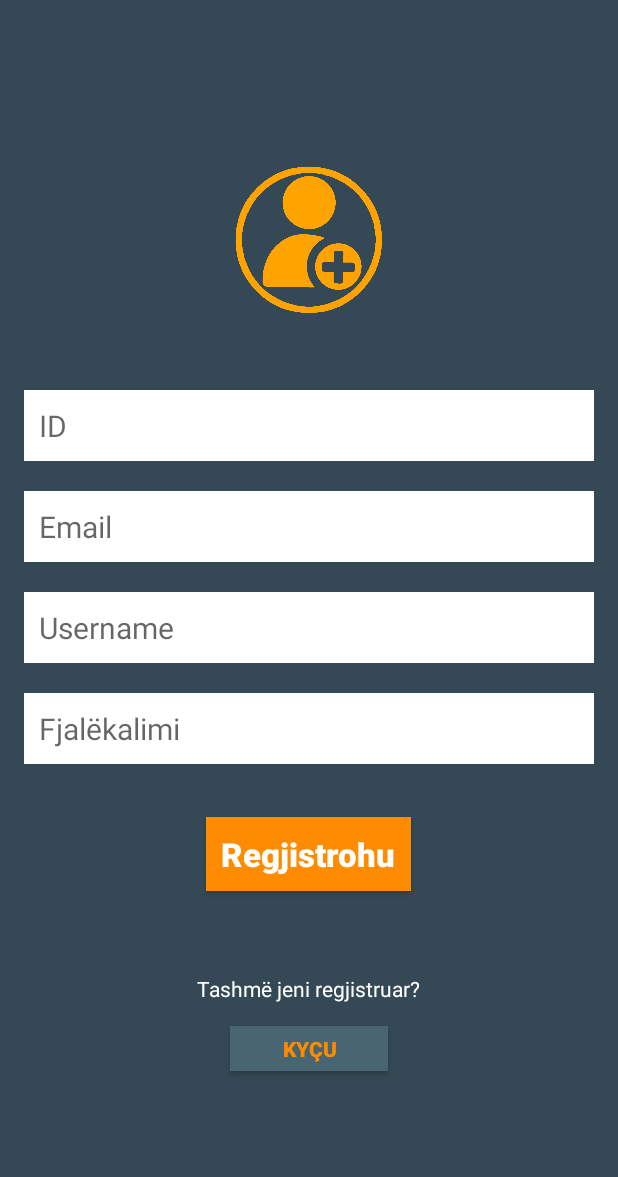
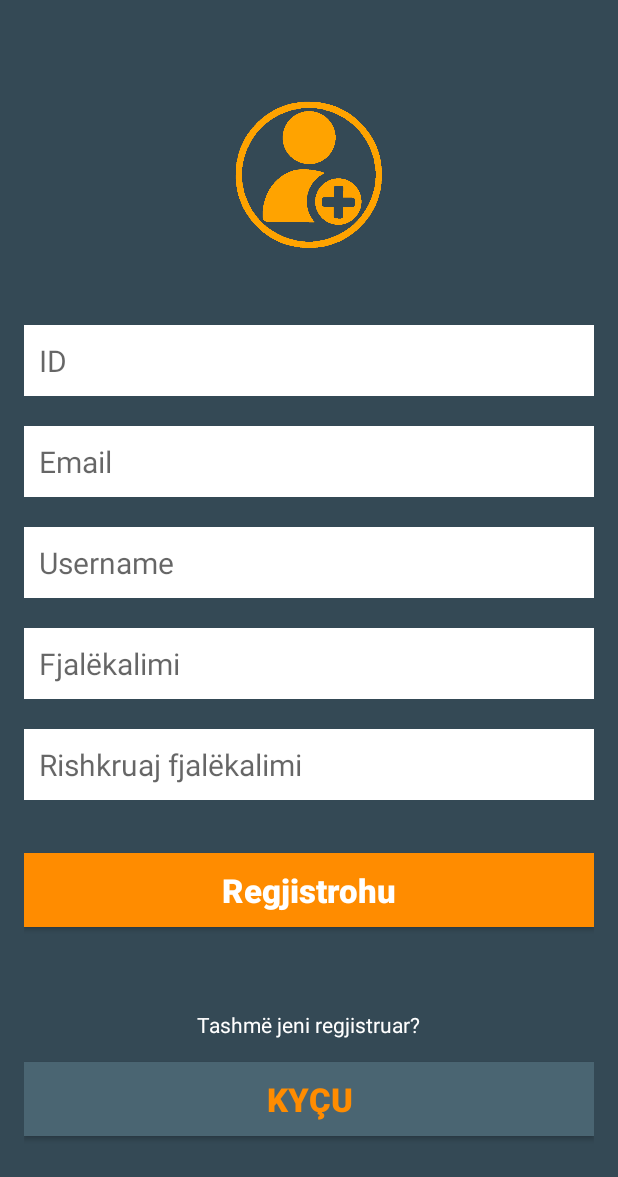
Before and after one commit to FitimHajredini59/RaportoUP, an Android app: the SignUpActivity screen opened directly, with no data from a screen before it, after a tap on "Regjistrohu", on a phone screen of 412 x 824 dp. Shown: the top 1177 px of the screen. Run offline under Robolectric (Android 15) with nearby library versions, the phone set to English and light mode, and no system bars.

Commit message:
Validime ne regjistrim
Perdoruesi- studenti, duhet te kete email me domenin "edu" qe te regjistrohet ( si dhe me id te uni, pass me 6-20karaktere shkronje te madhe vogel dhe numer dhe te ruhet i hashuar ne db

Co-Authored-By: Arian Limani <arianlimani@users.noreply.github.com>

```diff
--- a/app/src/main/AndroidManifest.xml
+++ b/app/src/main/AndroidManifest.xml
@@ -38,6 +38,7 @@
         <activity android:name=".LoginActivity"></activity>
         <activity android:name=".SignUpActivity"></activity>
         <activity android:name=".FaqjaPare" />
+        <activity android:name=".RaportetMia"></activity>
 
         <service android:name=".FetchAddressIntentService" />
     </application>
--- a/app/src/main/java/com/FIEK/raportoup/Databaza.java
+++ b/app/src/main/java/com/FIEK/raportoup/Databaza.java
@@ -1,11 +1,8 @@
 package com.FIEK.raportoup;
 
-import android.content.ContentValues;
 import android.content.Context;
 import android.database.sqlite.SQLiteDatabase;
 import android.database.sqlite.SQLiteOpenHelper;
-
-import androidx.annotation.Nullable;
 
 public class Databaza extends SQLiteOpenHelper {
 
@@ -13,7 +10,7 @@ public class Databaza extends SQLiteOpenHelper {
     private static final String LOG = "Databaza";
 
     // Database Version
-    private static final int DATABASE_VERSION = 4;
+    private static final int DATABASE_VERSION = 6;
 
     // Database Name
     private static final String DATABASE_NAME = "raportoupDB";
@@ -35,7 +32,7 @@ public class Databaza extends SQLiteOpenHelper {
                 Perdoruesi.ID + " integer primary key autoincrement," +
                 Perdoruesi.Email + " text," +
                 Perdoruesi.Username + " text not null," +
-                Perdoruesi.Password + " text not null" +
+                Perdoruesi.Password + " text not null " +
                 ")";
 
         String strQuery1 = "create table " + RaportiRiTable + " (" +
@@ -54,11 +51,8 @@ public class Databaza extends SQLiteOpenHelper {
 
     @Override
     public void onUpgrade(SQLiteDatabase db, int oldVersion, int newVersion) {
-
         db.execSQL("drop table if exists " + PerdoruesitTable);
         db.execSQL("drop table if exists " + RaportiRiTable);
         onCreate(db);
     }
-
-
 }
--- a/app/src/main/java/com/FIEK/raportoup/FaqjaPare.java
+++ b/app/src/main/java/com/FIEK/raportoup/FaqjaPare.java
@@ -106,8 +106,6 @@ public class FaqjaPare extends AppCompatActivity implements AdapterView.OnItemSe
             @Override
             public void onItemSelected(AdapterView<?> parent, View view,
                                        int position, long id) {
-
-//                Toast.makeText(FaqjaPare.this, spinner.getSelectedItem().toString(), Toast.LENGTH_LONG).show();
 
                 spinner_value = spinner.getSelectedItem().toString();
             }
@@ -233,6 +231,10 @@ public class FaqjaPare extends AppCompatActivity implements AdapterView.OnItemSe
                     if (retValue1 > 0) {
                         Toast.makeText(FaqjaPare.this, " Raporti u dërgua me sukses! ",
                                 Toast.LENGTH_LONG).show();
+                        //
+                        Intent intentRaportetMia = new Intent(FaqjaPare.this, RaportetMia.class);
+                        startActivity(intentRaportetMia);
+                        //
                     }
                 } catch (Exception ex) {
                     Log.e("except", ex.getMessage());
--- a/app/src/main/java/com/FIEK/raportoup/FetchAddressIntentService.java
+++ b/app/src/main/java/com/FIEK/raportoup/FetchAddressIntentService.java
@@ -17,12 +17,10 @@ import java.util.Locale;
 import java.util.Objects;
 
 public class FetchAddressIntentService extends IntentService {
-
     private ResultReceiver resultReceiver;
 
     public FetchAddressIntentService() {
         super("FetchAddressIntentServices");
-
     }
 
     @Override
@@ -59,7 +57,6 @@ public class FetchAddressIntentService extends IntentService {
                 );
             }
         }
-
     }
 
     private void deliverResultToReceiver(int resultCode, String addressMessage) {
--- a/app/src/main/java/com/FIEK/raportoup/LoginActivity.java
+++ b/app/src/main/java/com/FIEK/raportoup/LoginActivity.java
@@ -55,14 +55,14 @@ public class LoginActivity extends AppCompatActivity {
             String dbPassword = c.getString(2);
 
             if (username.equals(dbUsername) &&
-                    password.equals(dbPassword)) {
+                    Hash.md5(password).equals(dbPassword)) {
+
                 Toast.makeText(LoginActivity.this, getString(R.string.loguar_sukses),
                         Toast.LENGTH_LONG).show();
 
                 Intent faqjaPare = new Intent(LoginActivity.this, FaqjaPare.class);
                 faqjaPare.putExtra("username", etUsername.getText().toString());
                 startActivity(faqjaPare);
-
             } else {
                 etPassword.setError(getString(R.string.kredencialet_gabim));
                 etPassword.requestFocus();
--- a/app/src/main/java/com/FIEK/raportoup/RaportetMia.java
+++ b/app/src/main/java/com/FIEK/raportoup/RaportetMia.java
@@ -4,11 +4,9 @@ import androidx.appcompat.app.AppCompatActivity;
 import androidx.core.content.ContextCompat;
 import androidx.viewpager.widget.ViewPager;
 
+import androidx.appcompat.widget.Toolbar;
 import android.os.Build;
 import android.os.Bundle;
-import android.view.View;
-import android.widget.Toolbar;
-
 import com.google.android.material.tabs.TabItem;
 import com.google.android.material.tabs.TabLayout;
 
--- a/app/src/main/java/com/FIEK/raportoup/SignUpActivity.java
+++ b/app/src/main/java/com/FIEK/raportoup/SignUpActivity.java
@@ -1,22 +1,24 @@
 package com.FIEK.raportoup;
 
+import androidx.annotation.NonNull;
 import androidx.appcompat.app.AppCompatActivity;
 
 import android.content.ContentValues;
 import android.content.Intent;
 import android.database.sqlite.SQLiteDatabase;
 import android.os.Bundle;
-import android.util.Log;
 import android.view.View;
 import android.widget.Button;
 import android.widget.EditText;
 import android.widget.Toast;
 
+import java.util.regex.*;
 
 public class SignUpActivity extends AppCompatActivity {
 
-    EditText etID, etEmailAddress, etUsername, etPassword;
+    EditText etID, etEmailAddress, etUsername, etPassword, etPassword2;
     Button btnRegister, btnLogin;
+
 
     @Override
     protected void onCreate(Bundle savedInstanceState) {
@@ -27,34 +29,73 @@ public class SignUpActivity extends AppCompatActivity {
         etEmailAddress = findViewById(R.id.etMail);
         etUsername = findViewById(R.id.etUsername);
         etPassword = findViewById(R.id.etPassword);
+        etPassword2 = findViewById(R.id.etPassword2);
+        //
 
         btnRegister = findViewById(R.id.btnRegister);
         btnRegister.setOnClickListener(new View.OnClickListener() {
             @Override
             public void onClick(View v) {
+
+                String passPatern = "^(?=.*[0-9])"
+                        + "(?=.*[A-Z])"
+                        + "(?=\\S+$).{6,20}$";
+
+                String idPattern = "^[0-9]{12}$";
+
+                String coDomain = "student.uni-pr.edu";
+                String emailPattern = "^[_A-Za-z0-9-\\+]+(\\.[_A-Za-z0-9-]+)*@" + Pattern.quote(coDomain) + "$";
+
+                if (!Pattern.matches(idPattern, etID.getText().toString())) {
+                    Toast.makeText(SignUpActivity.this, "Ju lutem shkruani ID e juaj!", Toast.LENGTH_LONG).show();
+                } else {
+                    if (!Pattern.matches(emailPattern, etEmailAddress.getText())) {
+                        Toast.makeText(SignUpActivity.this, "Nuk është valid email adresa", Toast.LENGTH_SHORT).show();
+                    } else {
+                        if (etUsername.getText().toString().equals("")) {
+                            Toast.makeText(SignUpActivity.this, "Ju lutem plotësoni fushën username!", Toast.LENGTH_LONG).show();
+                        } else {
+                            if (!Pattern.matches(passPatern, etPassword.getText().toString())) {
+                                Toast.makeText(SignUpActivity.this, "Fjalëkalimi duhet të përmbajë 6-20 karaktere, së paku një shkronjë të madhe dhe numër", Toast.LENGTH_LONG).show();
+                            } else {
+                                if (!etPassword.getText().toString().equals(etPassword2.getText().toString())) {
+                                    Toast.makeText(SignUpActivity.this, "Fjalëkalimi nuk përshtatet", Toast.LENGTH_LONG).show();
+                                } else {
+
+
                                     ContentValues cv = new ContentValues();
                                     cv.put(Perdoruesi.ID, etID.getText().toString());
                                     cv.put(Perdoruesi.Email, etEmailAddress.getText().toString());
                                     cv.put(Perdoruesi.Username, etUsername.getText().toString());
-                cv.put(Perdoruesi.Password, etPassword.getText().toString());
+                                    cv.put(Perdoruesi.Password, Hash.md5(etPassword.getText().toString()));
 
                                     SQLiteDatabase objDb = new Databaza(SignUpActivity.this).getWritableDatabase();
 
                                     try {
-                    long retValue = objDb.insert(Databaza.PerdoruesitTable, null, cv);
+                                        long retValue = objDb.insertOrThrow(Databaza.PerdoruesitTable, null, cv);
                                         if (retValue > 0) {
                                             Toast.makeText(SignUpActivity.this, "Me id " + retValue + " u regjistruat me sukses!",
                                                     Toast.LENGTH_LONG).show();
+
+                                            Intent LogIn = new Intent(SignUpActivity.this, LoginActivity.class);
+                                            startActivity(LogIn);
                                         }
 
                                     } catch (Exception ex) {
-                    Log.e("except", ex.getMessage());
+                                        String string = ex.getMessage();
+                                        String[] arrOfStrings = string.split(":", 2);
+                                        Toast.makeText(SignUpActivity.this, arrOfStrings[0], Toast.LENGTH_LONG).show();
+
                                     } finally {
                                         objDb.close();
                                     }
                                 }
+                            }
+                        }
+                    }
+                }
+            }
         });
-
 
         btnLogin = findViewById(R.id.logInBtn);
         btnLogin.setOnClickListener(new View.OnClickListener() {
--- a/app/src/main/res/layout/activity_login.xml
+++ b/app/src/main/res/layout/activity_login.xml
@@ -52,7 +52,7 @@
 
     <Button
         android:id="@+id/btnLogin1"
-        android:layout_width="wrap_content"
+        android:layout_width="match_parent"
         android:layout_height="wrap_content"
         android:layout_below="@id/etPassword"
         android:layout_centerHorizontal="true"
@@ -80,14 +80,14 @@
 
     <Button
         android:id="@+id/btnRegister"
-        android:layout_width="wrap_content"
+        android:layout_width="match_parent"
         android:layout_height="wrap_content"
         android:layout_below="@id/etPassword"
         android:layout_centerHorizontal="true"
         android:layout_marginTop="138dp"
         android:background="#4A6572"
         android:fontFamily="sans-serif"
-        android:padding="10sp"
+        android:padding="10dp"
         android:text="Regjistrohu"
         android:textColor="#FF8C00"
         android:textSize="22sp"
--- a/app/src/main/res/layout/activity_raportet_mia.xml
+++ b/app/src/main/res/layout/activity_raportet_mia.xml
@@ -43,7 +43,7 @@
             />
     </com.google.android.material.tabs.TabLayout>
 
-    <androidx.viewpager2.widget.ViewPager2
+    <androidx.viewpager.widget.ViewPager
         android:id="@+id/viewpager"
         android:layout_width="match_parent"
         android:layout_height="wrap_content"
--- a/app/src/main/res/layout/activity_sign_up.xml
+++ b/app/src/main/res/layout/activity_sign_up.xml
@@ -70,9 +70,22 @@
         android:padding="10dp"
         android:textSize="20sp" />
 
+    <EditText
+        android:id="@+id/etPassword2"
+        android:layout_width="match_parent"
+        android:layout_height="wrap_content"
+        android:layout_marginBottom="20dp"
+        android:background="#FFFFFF"
+        android:hint="Rishkruaj fjalëkalimi"
+        android:imeOptions="actionDone"
+        android:inputType="textPassword"
+        android:padding="10dp"
+        android:textSize="20sp" />
+
+
     <Button
         android:id="@+id/btnRegister"
-        android:layout_width="wrap_content"
+        android:layout_width="match_parent"
         android:layout_height="wrap_content"
         android:layout_gravity="center"
         android:layout_marginTop="15dp"
@@ -97,11 +110,13 @@
 
     <Button
         android:id="@+id/logInBtn"
-        android:layout_width="105dp"
-        android:layout_height="30dp"
+        android:layout_width="match_parent"
+        android:layout_height="wrap_content"
         android:layout_marginTop="15dp"
         android:background="#4A6572"
         android:text="@string/btnLogin"
+        android:textSize="22sp"
+        android:padding="10dp"
         android:textColor="#FF8C00"
         android:textStyle="bold" />
 
--- a/app/src/main/res/values/strings.xml
+++ b/app/src/main/res/values/strings.xml
@@ -21,7 +21,6 @@
     <string name="negative_button">Jo</string>
     <string name="raportim_i_ri">Raportim i ri</string>
     <string name="raportoUP">RaportoUP</string>
-    /*Ky string duhet me u fshi, sepse ekziston ne rreshtin 2*/
     <string name="per_tmiren_uni">për të mirën e Universitetit!</string>
     <string name="raportet_mia">Raportet e mia</string>
     <string name="ndihma">Ndihma</string>
```
Also changed, not shown: app/src/main/java/com/FIEK/raportoup/Hash.java (added, +31 -0 lines). Lines whose indentation alone changed are shown as unchanged.
